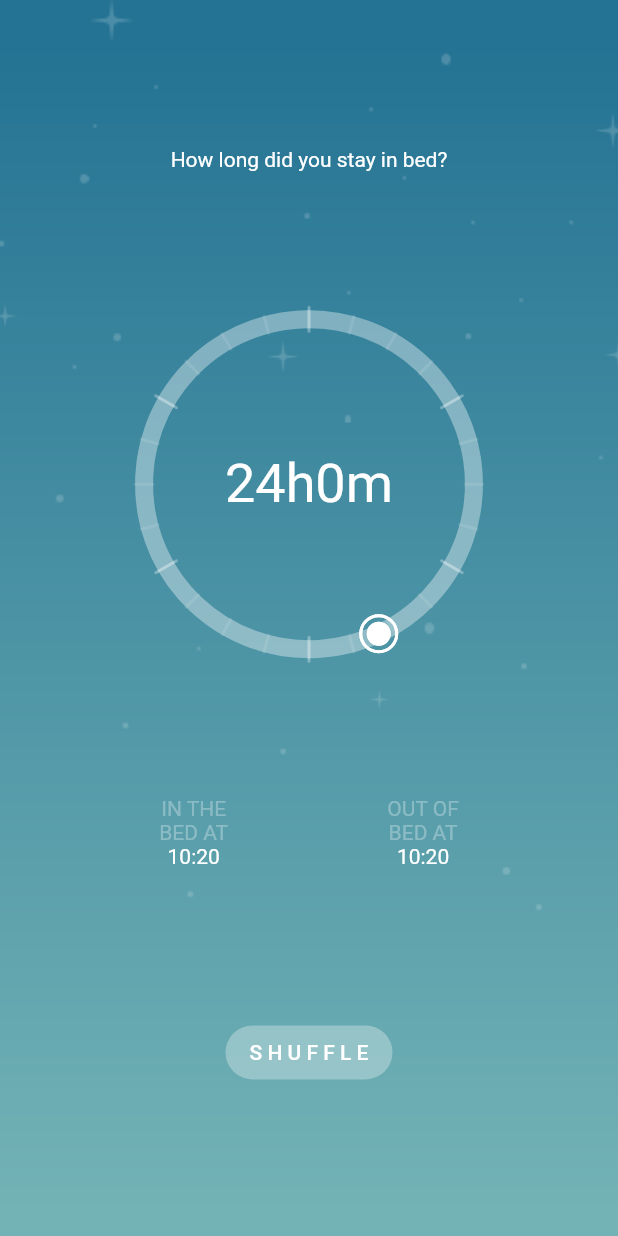
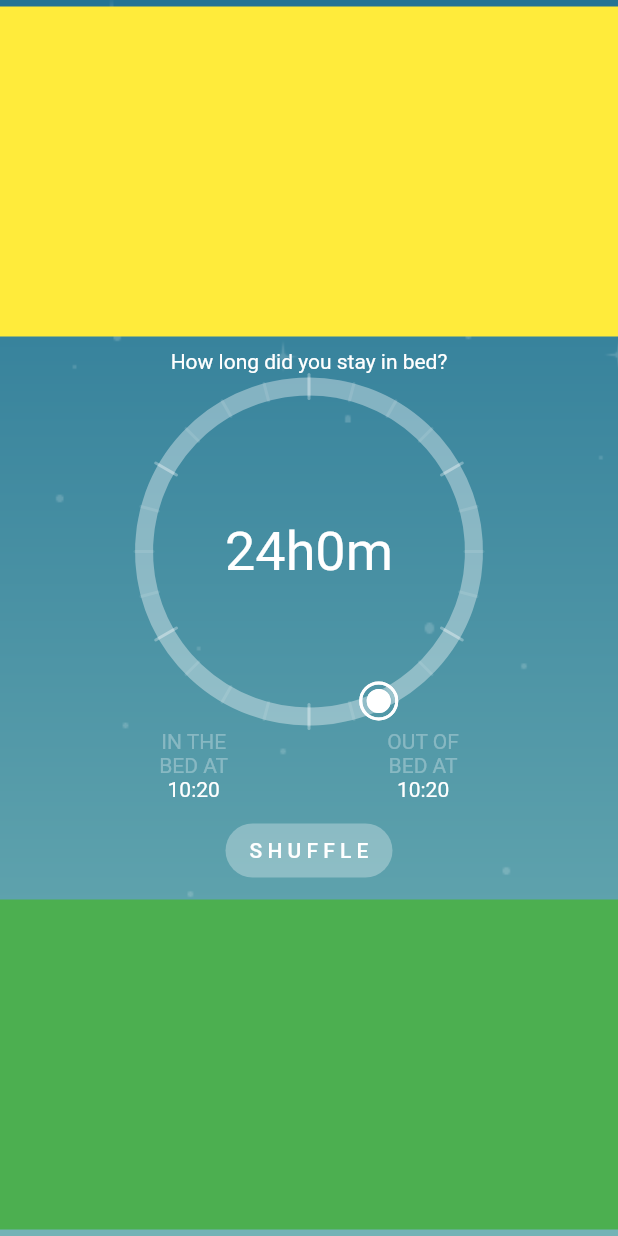
Before and after one commit to davidanaya/flutter-circular-slider, a Flutter app: the screen it shows after launch, on a phone screen of 412 x 824 dp. Run offline on Flutter 3.47's test engine with Material 2 defaults, Android fonts, the phone set to English and light mode, and no system bars.

```diff
--- a/example/lib/main.dart
+++ b/example/lib/main.dart
@@ -1,10 +1,13 @@
 import 'dart:math';
 
+import 'package:flutter/gestures.dart';
 import 'package:flutter/material.dart';
-
 import 'package:flutter_circular_slider/flutter_circular_slider.dart';
 
-void main() => runApp(MyApp());
+void main() {
+  debugPrintGestureArenaDiagnostics = true;
+  runApp(MyApp());
+}
 
 class MyApp extends StatelessWidget {
   @override
@@ -73,9 +76,21 @@ class _SleepPageState extends State<SleepPage> {
 
   @override
   Widget build(BuildContext context) {
-    return Column(
-      mainAxisAlignment: MainAxisAlignment.spaceEvenly,
+    return LayoutBuilder(
+        builder: (BuildContext context, BoxConstraints viewportConstraints) {
+      return SingleChildScrollView(
+        child: ConstrainedBox(
+          constraints: BoxConstraints(
+            minHeight: viewportConstraints.maxHeight,
+          ),
+          child: Column(
+            mainAxisAlignment: MainAxisAlignment.spaceAround,
             children: [
+              Container(
+                // A fixed-height child.
+                color: Colors.yellow,
+                height: 220.0,
+              ),
               Text(
                 'How long did you stay in bed?',
                 style: TextStyle(color: Colors.white),
@@ -96,8 +111,10 @@ class _SleepPageState extends State<SleepPage> {
                 child: Padding(
                   padding: const EdgeInsets.all(12.0),
                   child: Center(
-                child: Text('${_formatIntervalTime(inBedTime, outBedTime)}',
-                    style: TextStyle(fontSize: 36.0, color: Colors.white))),
+                      child: Text(
+                          '${_formatIntervalTime(inBedTime, outBedTime)}',
+                          style:
+                              TextStyle(fontSize: 36.0, color: Colors.white))),
                 ),
               ),
               Row(mainAxisAlignment: MainAxisAlignment.spaceEvenly, children: [
@@ -113,8 +130,16 @@ class _SleepPageState extends State<SleepPage> {
                 ),
                 onPressed: _shuffle,
               ),
+              Container(
+                // Another fixed-height child.
+                color: Colors.green,
+                height: 220.0,
+              ),
             ],
+          ),
+        ),
       );
+    });
   }
 
   Widget _formatBedTime(String pre, int time) {
--- a/lib/src/circular_slider_paint.dart
+++ b/lib/src/circular_slider_paint.dart
@@ -1,3 +1,4 @@
+import 'package:flutter/gestures.dart';
 import 'package:flutter/material.dart';
 import 'package:flutter_circular_slider/src/base_painter.dart';
 import 'package:flutter_circular_slider/src/slider_painter.dart';
@@ -66,10 +67,17 @@ class _CircularSliderState extends State<CircularSliderPaint> {
 
   @override
   Widget build(BuildContext context) {
-    return GestureDetector(
-      onPanDown: _onPanDown,
-      onPanUpdate: _onPanUpdate,
-      onPanEnd: _onPanEnd,
+    return RawGestureDetector(
+      gestures: <Type, GestureRecognizerFactory>{
+        CustomPanGestureRecognizer:
+            GestureRecognizerFactoryWithHandlers<CustomPanGestureRecognizer>(
+          () => CustomPanGestureRecognizer(
+              onPanDown: _onPanDown,
+              onPanUpdate: _onPanUpdate,
+              onPanEnd: _onPanEnd),
+          (CustomPanGestureRecognizer instance) {},
+        ),
+      },
       child: CustomPaint(
         painter: BasePainter(
             baseColor: widget.baseColor,
@@ -104,7 +112,7 @@ class _CircularSliderState extends State<CircularSliderPaint> {
     );
   }
 
-  _onPanUpdate(DragUpdateDetails details) {
+  void _onPanUpdate(Offset details) {
     if (!_isInitHandlerSelected && !_isEndHandlerSelected) {
       return;
     }
@@ -112,7 +120,7 @@ class _CircularSliderState extends State<CircularSliderPaint> {
       return;
     }
     RenderBox renderBox = context.findRenderObject();
-    var position = renderBox.globalToLocal(details.globalPosition);
+    var position = renderBox.globalToLocal(details);
 
     var angle = coordinatesToRadians(_painter.center, position);
     var percentage = radiansToPercentage(angle);
@@ -125,17 +133,17 @@ class _CircularSliderState extends State<CircularSliderPaint> {
     }
   }
 
-  _onPanEnd(_) {
+  void _onPanEnd(_) {
     _isInitHandlerSelected = false;
     _isEndHandlerSelected = false;
   }
 
-  _onPanDown(DragDownDetails details) {
+  bool _onPanDown(Offset details) {
     if (_painter == null) {
-      return;
+      return false;
     }
     RenderBox renderBox = context.findRenderObject();
-    var position = renderBox.globalToLocal(details.globalPosition);
+    var position = renderBox.globalToLocal(details);
     if (position != null) {
       _isInitHandlerSelected = isPointInsideCircle(
           position, _painter.initHandler, widget.handlerOutterRadius);
@@ -144,5 +152,44 @@ class _CircularSliderState extends State<CircularSliderPaint> {
             position, _painter.endHandler, widget.handlerOutterRadius);
       }
     }
+    return _isInitHandlerSelected || _isEndHandlerSelected;
   }
 }
+
+class CustomPanGestureRecognizer extends OneSequenceGestureRecognizer {
+  final Function onPanDown;
+  final Function onPanUpdate;
+  final Function onPanEnd;
+
+  CustomPanGestureRecognizer(
+      {@required this.onPanDown,
+      @required this.onPanUpdate,
+      @required this.onPanEnd});
+
+  @override
+  void addPointer(PointerEvent event) {
+    if (onPanDown(event.position)) {
+      startTrackingPointer(event.pointer);
+      resolve(GestureDisposition.accepted);
+    } else {
+      stopTrackingPointer(event.pointer);
+    }
+  }
+
+  @override
+  void handleEvent(PointerEvent event) {
+    if (event is PointerMoveEvent) {
+      onPanUpdate(event.position);
+    }
+    if (event is PointerUpEvent) {
+      onPanEnd(event.position);
+      stopTrackingPointer(event.pointer);
+    }
+  }
+
+  @override
+  String get debugDescription => 'customPan';
+
+  @override
+  void didStopTrackingLastPointer(int pointer) {}
+}
```
Lines whose indentation alone changed are shown as unchanged.
